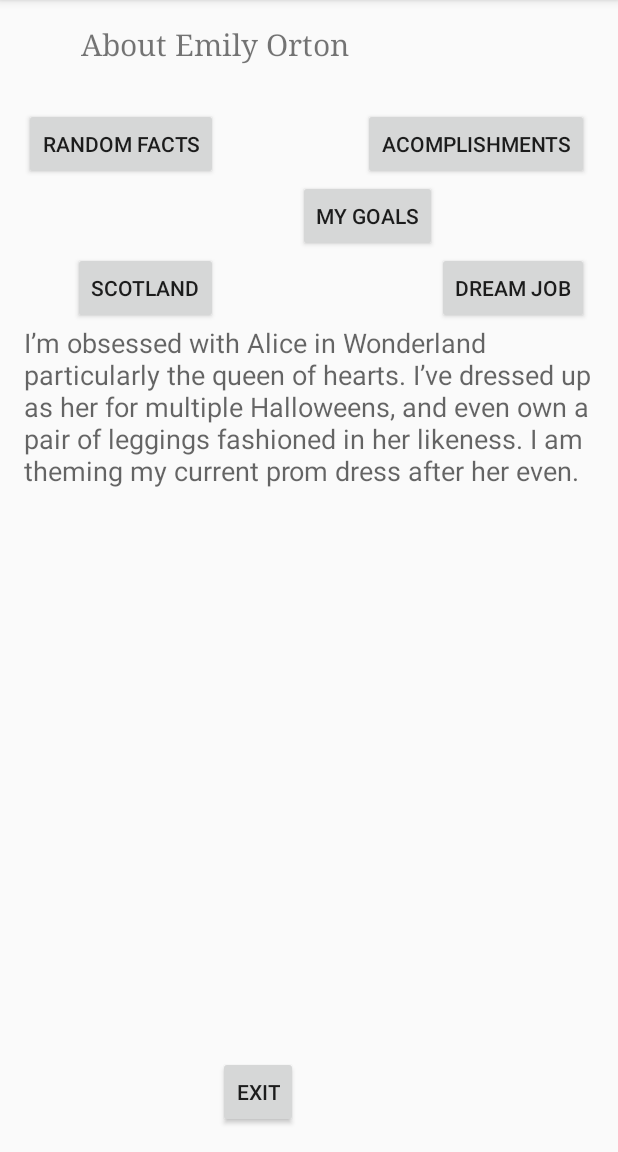
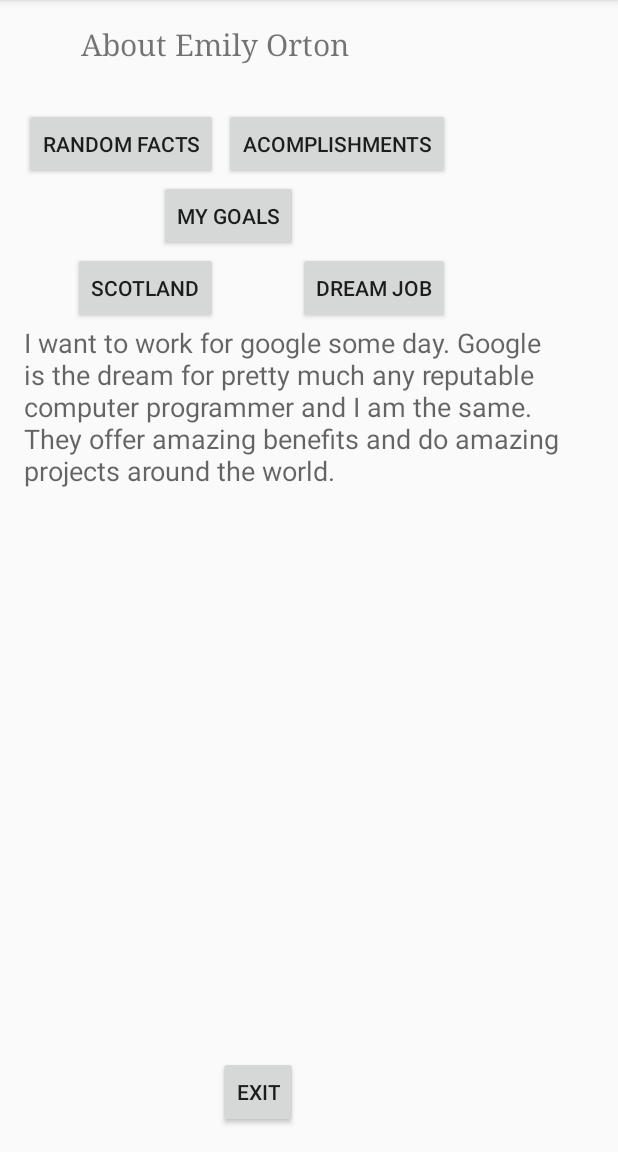
Before and after one commit to Wellrabbit/AboutMeAndroid, an Android app: the screen it shows after launch (StuffAboutMeActivity), in the options menu, after a tap on "Settings", on a phone screen of 412 x 824 dp, the part 84-1236 px from its top. Run offline under Robolectric (Android 15) with nearby library versions, the phone set to English and light mode, and no system bars.

```diff
--- a/app/src/main/java/ctec/aboutmeandroid/StuffAboutMeActivity.java
+++ b/app/src/main/java/ctec/aboutmeandroid/StuffAboutMeActivity.java
@@ -43,11 +43,45 @@ public class StuffAboutMeActivity extends AppCompatActivity {
 private void setupListeners()
 {
     randomFactsButton.setOnClickListener(new View.OnClickListener()
+
     {
         @Override
         public void onClick(View buttonView)
         {
             changeRandomFacts();
+        }
+    });
+    acomplishmentsButton.setOnClickListener(new View.OnClickListener()
+    {
+        @Override
+        public void onClick(View buttonView)
+        {
+            changeAccomplishments();
+        }
+    });
+
+    myGoalsButton.setOnClickListener(new View.OnClickListener() {
+        @Override
+        public void onClick(View buttonView) {
+            changeMyGoal();
+        }
+    });
+
+    scotlandButton.setOnClickListener(new View.OnClickListener()
+    {
+        @Override
+        public void onClick(View buttonView)
+        {
+            changeScotland();
+        }
+    });
+
+    dreamJobButton.setOnClickListener(new View.OnClickListener()
+    {
+        @Override
+        public void onClick(View buttonView)
+        {
+            changeDreamJob();
         }
     });
 }
@@ -77,7 +111,28 @@ private void setupListeners()
     {
         //image.setVisibility(View.GONE /OR VISIBLE)
         aboutMeText.setText(R.string.random_facts);
+
     }
 
+    private void changeAccomplishments()
+    {
+        //image.setVisibility(View.GONE /OR VISIBLE
+        aboutMeText.setText(R.string.accomplishments);
+    }
+
+    private void changeMyGoal()
+    {
+        aboutMeText.setText(R.string.my_goal);
+    }
+
+    private void changeScotland()
+    {
+        aboutMeText.setText(R.string.scotland);
+    }
+
+    private void changeDreamJob()
+    {
+        aboutMeText.setText(R.string.dream_job);
+    }
 
 }
--- a/app/src/main/res/layout/activity_stuff_about_me.xml
+++ b/app/src/main/res/layout/activity_stuff_about_me.xml
@@ -39,9 +39,9 @@
         android:layout_height="wrap_content"
         android:text="My Goals"
         android:id="@+id/MyGoalsButton"
-        android:layout_below="@+id/AcomplishmentsButton"
-        android:layout_toRightOf="@+id/ExitButton"
-        android:layout_toEndOf="@+id/ExitButton" />
+        android:layout_below="@+id/RandomFactsButton"
+        android:layout_alignRight="@+id/ExitButton"
+        android:layout_alignEnd="@+id/ExitButton" />
 
     <Button
         android:layout_width="wrap_content"
--- a/app/src/main/res/values/strings.xml
+++ b/app/src/main/res/values/strings.xml
@@ -3,5 +3,8 @@
     <string name="action_settings">Settings</string>
 
     <string name="random_facts">I\’m obsessed with Alice in Wonderland particularly the queen of hearts. I\’ve dressed up as her for multiple Halloweens, and even own a pair of leggings fashioned in her likeness. I am theming my current prom dress after her even.</string>
-
+    <string name="accomplishments">I won the Aspirations in computer science award from NCWIT. The award is for women in technology fields. This is where I first learned about this course and met Mr. H </string>
+    <string name="my_goal">My goal is to double major in Computer Science and English. Most people would say thats a contradiction however i feel like they use a lot of the same skills. They both take problem solving creativity and critical thinking.</string>
+    <string name="scotland">My grandmother lives in St. Andrews Scotland. I have visited there many times in my life and even spent the last two summers there. I feel that traveling there has given me more culture and made me a more open minded person.</string>
+    <string name="dream_job">I want to work for google some day. Google is the dream for pretty much any reputable computer programmer and I am the same. They offer amazing benefits and do amazing projects around the world.</string>
 </resources>
```
